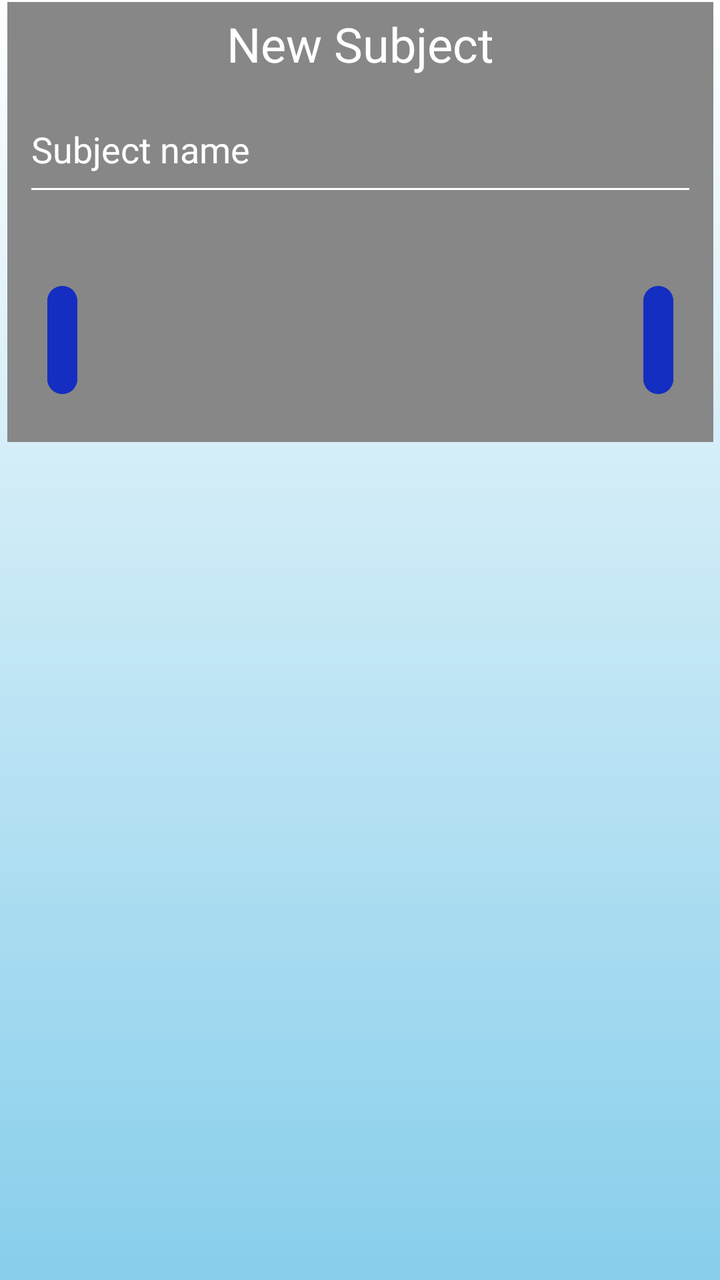
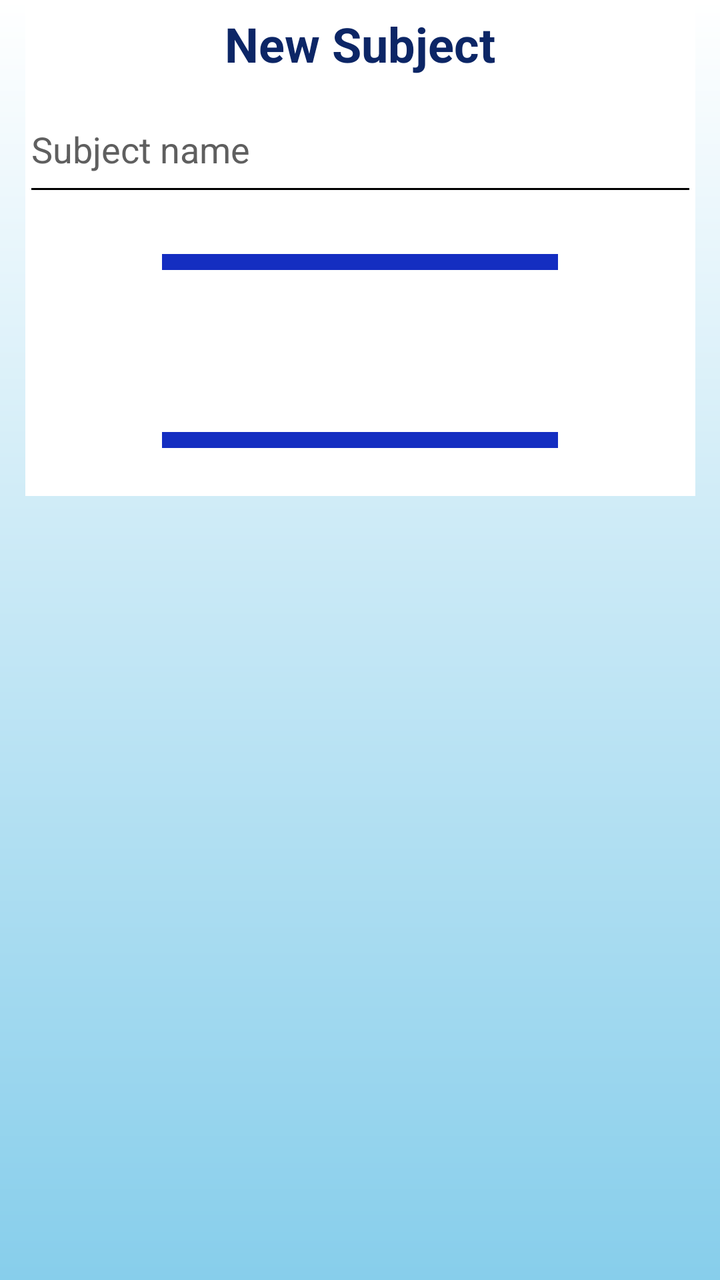

Compare the two renders of this Android layout. The source of the first and the diff that turns it into the second are given below.
<!-- AndroidManifest.xml: application theme Theme.Zone -->
<!-- res/layout/add_subject_popup.xml -->
<?xml version="1.0" encoding="utf-8"?>
<androidx.constraintlayout.widget.ConstraintLayout xmlns:android="http://schemas.android.com/apk/res/android"
    xmlns:app="http://schemas.android.com/apk/res-auto"
    android:layout_width="match_parent"
    android:layout_height="match_parent">

    <LinearLayout
        android:id="@+id/TextView"
        android:layout_width="353dp"
        android:layout_height="220dp"
        android:layout_marginTop="1dp"
        android:background="#878787"
        android:orientation="vertical"
        app:layout_constraintEnd_toEndOf="parent"
        app:layout_constraintStart_toStartOf="parent"
        app:layout_constraintTop_toTopOf="parent">

        <TextView
            android:id="@+id/textView2"
            android:layout_width="match_parent"
            android:layout_height="42dp"
            android:gravity="center"
            android:text="New Subject"
            android:textColor="#FFFFFF"
            android:textSize="24sp" />

        <EditText
            android:id="@+id/subjectEditText"
            android:layout_width="337dp"
            android:layout_height="60dp"
            android:layout_gravity="center"
            android:backgroundTint="#FFFFFF"
            android:ems="10"
            android:hint="Subject name"
            android:inputType="textCapWords"
            android:textColorHint="#FFFFFF" />

        <LinearLayout
            android:layout_width="wrap_content"
            android:layout_height="wrap_content"
            android:layout_gravity="center"
            android:layout_marginTop="16dp"
            android:orientation="horizontal"
            android:padding="20dp">

            <Button
                android:id="@+id/buttonSave"
                android:layout_width="45dp"
                android:layout_height="wrap_content"
                android:layout_gravity="right"
                android:layout_weight="1"
                android:backgroundTint="#142EC1"
                android:text="Save"
                android:textColor="#FFFFFF" />

            <View
                android:layout_width="0dp"
                android:layout_height="0dp"
                android:layout_weight="1" />


            <Button
                android:id="@+id/buttonCancel"
                android:layout_width="45dp"
                android:layout_height="wrap_content"
                android:layout_weight="1"
                android:backgroundTint="#142EC1"
                android:text="Cancel"
                android:textColor="#FFFFFF" />
        </LinearLayout>
    </LinearLayout>
</androidx.constraintlayout.widget.ConstraintLayout>
<!-- resources referenced by this layout -->
<resources>
  <style name="Theme.Zone" parent="Base.Theme.Zone" />
  <style name="Base.Theme.Zone" parent="Theme.Material3.Light">
          <item name="colorPrimary">@color/zone_primary</item>
          <item name="colorOnPrimary">@color/white</item>
          <item name="colorSecondary">@color/zone_heart</item>
          <item name="colorSurface">@color/white</item>
          <item name="colorSurfaceContainer">@color/zone_surface</item>
          <item name="colorOnSurface">@color/zone_text_primary</item>
          <item name="android:colorAccent">@color/zone_primary</item>
          <item name="android:textColorPrimary">@color/zone_text_primary</item>
          <item name="android:textColorSecondary">@color/zone_text_secondary</item>
          <item name="android:navigationBarColor">@color/white</item>
          <item name="android:statusBarColor">@color/zone_primary</item>
          <item name="android:windowLightStatusBar">false</item>
          <item name="android:windowBackground">@drawable/background_gradient</item>
          <item name="actionBarStyle">@style/Widget.Zone.ActionBar</item>
      </style>
  <color name="zone_primary">#1E3A6F</color>
  <color name="white">#FFFFFFFF</color>
  <color name="zone_heart">#D8325A</color>
  <color name="zone_surface">#FFF1F4</color>
  <color name="zone_text_primary">#231F22</color>
  <color name="zone_text_secondary">#655D62</color>
  <!-- drawable background_gradient (drawable) -->
  <?xml version="1.0" encoding="utf-8"?>
  <shape xmlns:android="http://schemas.android.com/apk/res/android"
      android:shape="rectangle">
      <gradient
          android:startColor="@color/white"
          android:endColor="@color/sky_blue"
          android:angle="270" />
  </shape>
  <style name="Widget.Zone.ActionBar" parent="Widget.AppCompat.ActionBar">
          <item name="background">@android:color/transparent</item>
          <item name="elevation">0dp</item>
      </style>
  <color name="sky_blue">#87CEEB</color>
</resources>

<!-- the commit's change to res/layout/add_subject_popup.xml (unified diff, before → after) -->
@@ -6,10 +6,10 @@
 
     <LinearLayout
         android:id="@+id/TextView"
-        android:layout_width="353dp"
-        android:layout_height="220dp"
+        android:layout_width="335dp"
+        android:layout_height="247dp"
         android:layout_marginTop="1dp"
-        android:background="#878787"
+        android:background="#FFFFFF"
         android:orientation="vertical"
         app:layout_constraintEnd_toEndOf="parent"
         app:layout_constraintStart_toStartOf="parent"
@@ -21,33 +21,33 @@
             android:layout_height="42dp"
             android:gravity="center"
             android:text="New Subject"
-            android:textColor="#FFFFFF"
-            android:textSize="24sp" />
+            android:textColor="#0C2666"
+            android:textSize="24sp"
+            android:textStyle="bold" />
 
         <EditText
             android:id="@+id/subjectEditText"
             android:layout_width="337dp"
             android:layout_height="60dp"
             android:layout_gravity="center"
-            android:backgroundTint="#FFFFFF"
+            android:backgroundTint="#000000"
             android:ems="10"
             android:hint="Subject name"
             android:inputType="textCapWords"
-            android:textColorHint="#FFFFFF" />
+            android:textColorHint="#5F5F5F" />
 
         <LinearLayout
-            android:layout_width="wrap_content"
+            android:layout_width="238dp"
             android:layout_height="wrap_content"
             android:layout_gravity="center"
-            android:layout_marginTop="16dp"
-            android:orientation="horizontal"
+            android:orientation="vertical"
             android:padding="20dp">
 
             <Button
                 android:id="@+id/buttonSave"
-                android:layout_width="45dp"
+                android:layout_width="330dp"
                 android:layout_height="wrap_content"
-                android:layout_gravity="right"
+                android:layout_gravity="center"
                 android:layout_weight="1"
                 android:backgroundTint="#142EC1"
                 android:text="Save"
@@ -61,8 +61,9 @@
 
             <Button
                 android:id="@+id/buttonCancel"
-                android:layout_width="45dp"
+                android:layout_width="330dp"
                 android:layout_height="wrap_content"
+                android:layout_gravity="center"
                 android:layout_weight="1"
                 android:backgroundTint="#142EC1"
                 android:text="Cancel"
